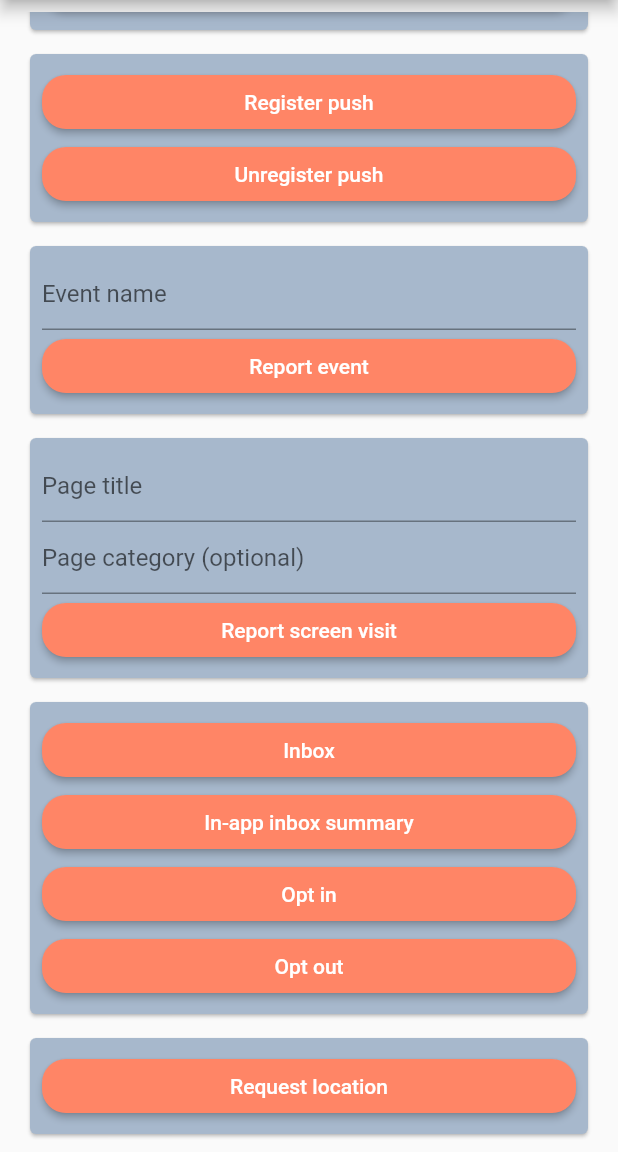
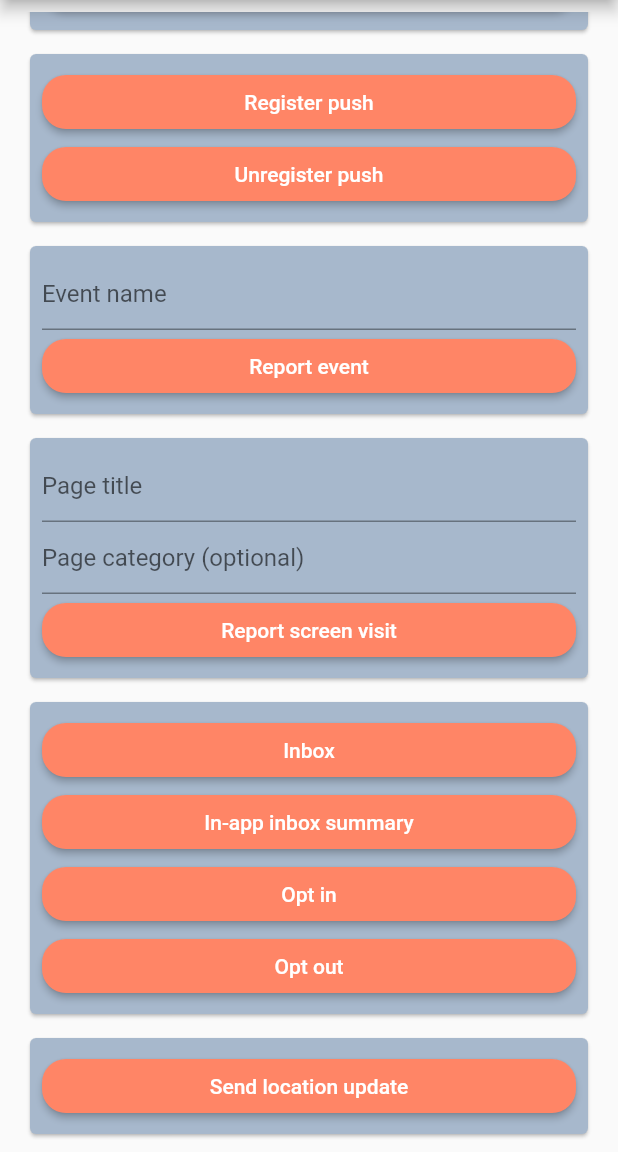
Before and after one commit to optimove-tech/Optimove-SDK-Flutter, a Flutter app: the screen it shows after launch, scrolled down 344 dp, on a phone screen of 412 x 824 dp, the part 84-1236 px from its top. Run offline on Flutter 3.47's test engine with Material 2 defaults, Android fonts, the phone set to English and light mode, and no system bars; our stand-ins replace location.

Commit message:
Fixed an example app location button text

```diff
--- a/example/lib/widgets/location_section.dart
+++ b/example/lib/widgets/location_section.dart
@@ -15,7 +15,7 @@ class LocationSection extends StatelessWidget {
             ElevatedButton(
                 style: ElevatedButton.styleFrom(shape: const RoundedRectangleBorder(borderRadius: BorderRadius.all(Radius.circular(16)))),
                 onPressed: _sendLocation,
-                child: const Text('Request location')),
+                child: const Text('Send location update')),
           ],
         ),
       ),
```
